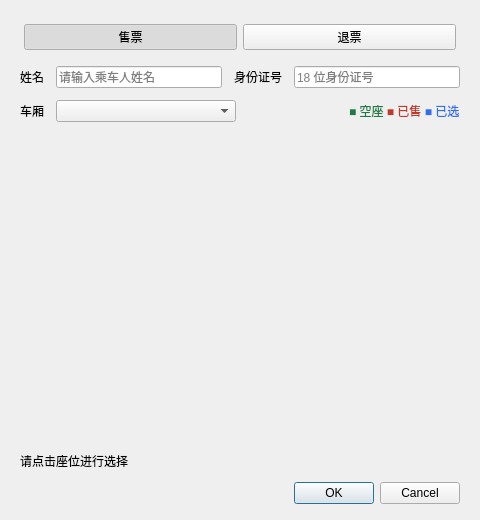
First picture: the form in ticketdialog.ui, repository citrus-dot/QTrainTixSys, before the edit.
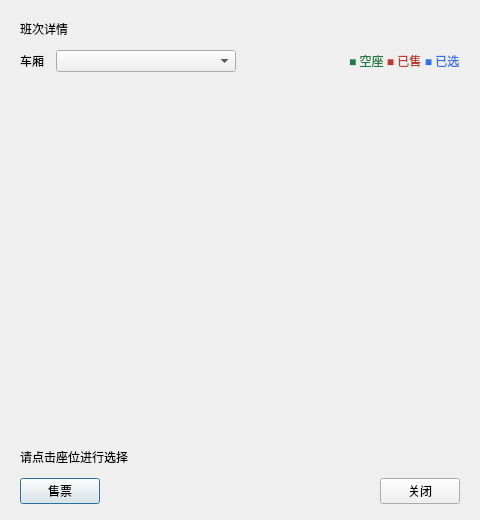
Second picture: the form after the edit.

Diff of the .ui file:
```diff
--- a/ticketdialog.ui
+++ b/ticketdialog.ui
@@ -30,78 +30,15 @@
     <number>16</number>
    </property>
    <item>
-    <widget class="QWidget" name="modeContainer" native="true">
-     <layout class="QHBoxLayout" name="modeLayout">
-      <property name="leftMargin">
-       <number>4</number>
-      </property>
-      <property name="topMargin">
-       <number>4</number>
-      </property>
-      <property name="rightMargin">
-       <number>4</number>
-      </property>
-      <property name="bottomMargin">
-       <number>4</number>
-      </property>
-      <item>
-       <widget class="QPushButton" name="sellSeg">
-        <property name="text">
-         <string>售票</string>
-        </property>
-        <property name="checkable">
-         <bool>true</bool>
-        </property>
-        <property name="checked">
-         <bool>true</bool>
-        </property>
-       </widget>
-      </item>
-      <item>
-       <widget class="QPushButton" name="refundSeg">
-        <property name="text">
-         <string>退票</string>
-        </property>
-        <property name="checkable">
-         <bool>true</bool>
-        </property>
-       </widget>
-      </item>
-     </layout>
+    <widget class="QLabel" name="titleLabel">
+     <property name="objectName">
+      <string>panelTitle</string>
+     </property>
+     <property name="text">
+      <string>班次详情</string>
+     </property>
     </widget>
    </item>
-   <item>
-    <layout class="QHBoxLayout" name="passengerLayout">
-     <item>
-      <widget class="QLabel" name="labelName">
-       <property name="text">
-        <string>姓名</string>
-       </property>
-      </widget>
-     </item>
-     <item>
-      <widget class="QLineEdit" name="nameEdit">
-       <property name="placeholderText">
-        <string>请输入乘车人姓名</string>
-       </property>
-      </widget>
-     </item>
-     <item>
-      <widget class="QLabel" name="labelId">
-       <property name="text">
-        <string>身份证号</string>
-       </property>
-      </widget>
-     </item>
-     <item>
-      <widget class="QLineEdit" name="idEdit">
-       <property name="placeholderText">
-        <string>18 位身份证号</string>
-       </property>
-      </widget>
-     </item>
-    </layout>
-   </item>
    <item>
     <layout class="QHBoxLayout" name="carriageLayout">
      <item>
@@ -171,11 +108,35 @@
     </widget>
    </item>
    <item>
-    <widget class="QDialogButtonBox" name="buttonBox">
-     <property name="standardButtons">
-      <set>QDialogButtonBox::Cancel|QDialogButtonBox::Ok</set>
-     </property>
-    </widget>
+    <layout class="QHBoxLayout" name="actionRow">
+     <item>
+      <widget class="QPushButton" name="actionButton">
+       <property name="text">
+        <string>售票</string>
+       </property>
+      </widget>
+     </item>
+     <item>
+      <spacer name="actionSpacer">
+       <property name="orientation">
+        <enum>Qt::Horizontal</enum>
+       </property>
+       <property name="sizeHint" stdset="0">
+        <size>
+         <width>40</width>
+         <height>20</height>
+        </size>
+       </property>
+      </spacer>
+     </item>
+     <item>
+      <widget class="QPushButton" name="closeButton">
+       <property name="text">
+        <string>关闭</string>
+       </property>
+      </widget>
+     </item>
+    </layout>
    </item>
   </layout>
  </widget>
```
Left out of the diff: 14 changed lines with no effect on the pictures.
